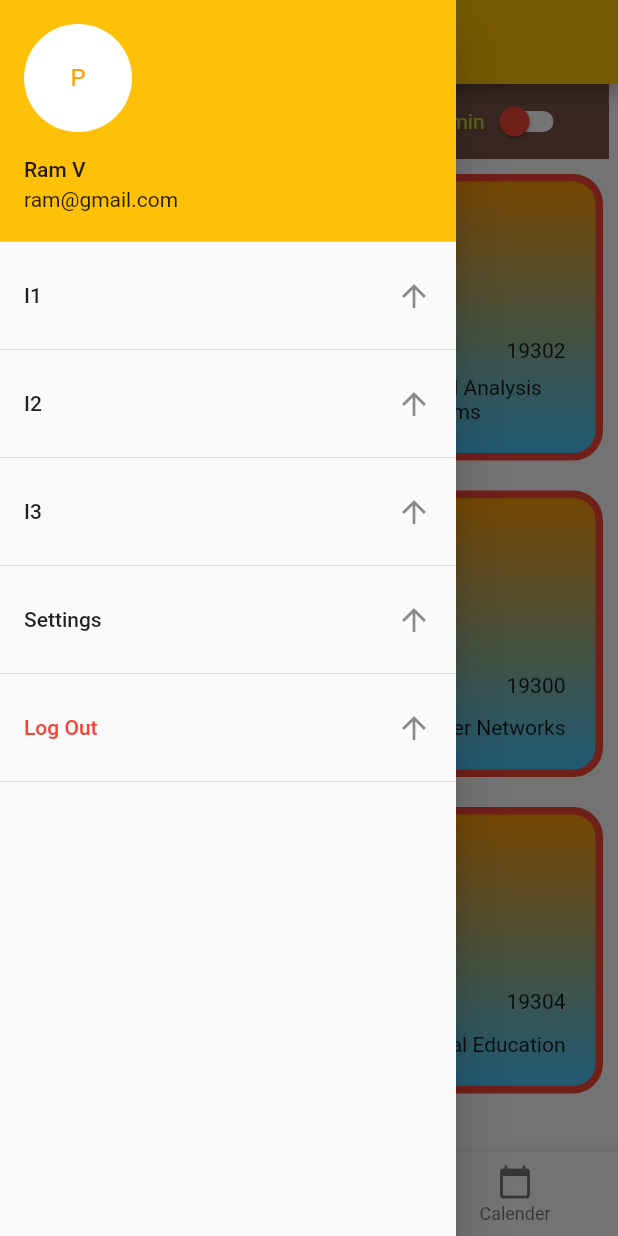
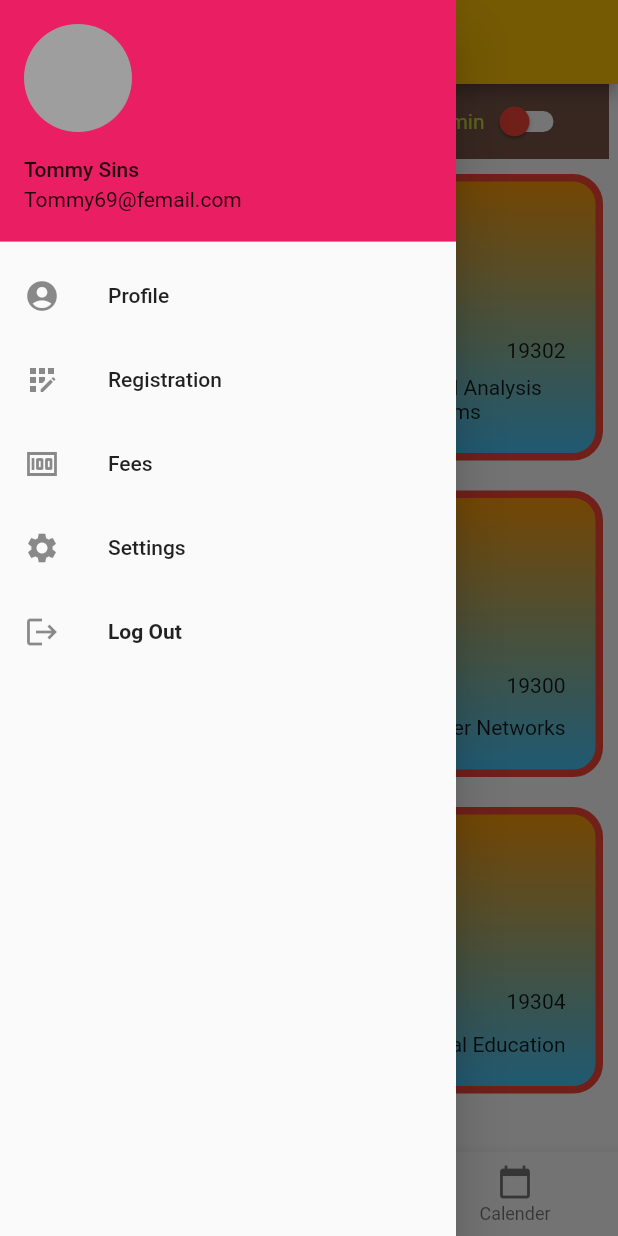
Before and after one commit to anand2k19/UniversityManagementSystem, a Flutter app: the DashboardPage screen opened directly, with the side drawer open, on a phone screen of 412 x 824 dp. Run offline on Flutter 3.47's test engine with Material 2 defaults, Android fonts, the light colour scheme and no system bars; our stand-ins replace table_calendar.

Commit message:
Registration again

```diff
--- a/lib/dashboardPage/add_subject.dart
+++ b/lib/dashboardPage/add_subject.dart
@@ -2,7 +2,7 @@
 import '../models/sub.dart';
 import 'package:flutter/material.dart';
 import '../dummy_data.dart';
-
+import './home_page.dart';
 class AddSubject extends StatefulWidget {
   const AddSubject({Key? key}) : super(key: key);
 
--- a/lib/dashboardPage/dashboard_page.dart
+++ b/lib/dashboardPage/dashboard_page.dart
@@ -1,3 +1,5 @@
+import '../menuBar/menu_bar.dart';
+
 import '../LogInPage/login_page.dart';
 import 'package:flutter/material.dart';
 import 'calender_view.dart';
@@ -50,38 +52,7 @@ class _HomePageState extends State<DashboardPage> {
         //       isSelected: _selections)
         //   ],
       ),
-      drawer: Drawer(
-          child: ListView(
-        children: [
-          const UserAccountsDrawerHeader(
-            accountName: Text("Ram V"),
-            accountEmail: Text("ram@gmail.com"),
-            currentAccountPicture: CircleAvatar(
-              backgroundColor: Colors.white,
-              child: Text("P"),
-            ),
-          ),
-          buildListTile("I1", context),
-          buildListTile("I2", context),
-          buildListTile("I3", context),
-          buildListTile("Settings", context),
-          ListTile(
-            title: const Text(
-              "Log Out",
-              style: TextStyle(color: Colors.red),
-            ),
-            trailing: const Icon(Icons.arrow_upward),
-            onTap: () {
-              Navigator.pushAndRemoveUntil(
-                  context,
-                  MaterialPageRoute(
-                      builder: (BuildContext context) => const LogInPage()),
-                  (route) => false);
-            },
-          ),
-          const Divider(),
-        ],
-      )),
+      drawer: menuBar(),
       bottomNavigationBar: BottomNavigationBar(
         currentIndex: _currentIndex,
         items: const <BottomNavigationBarItem>[
```
